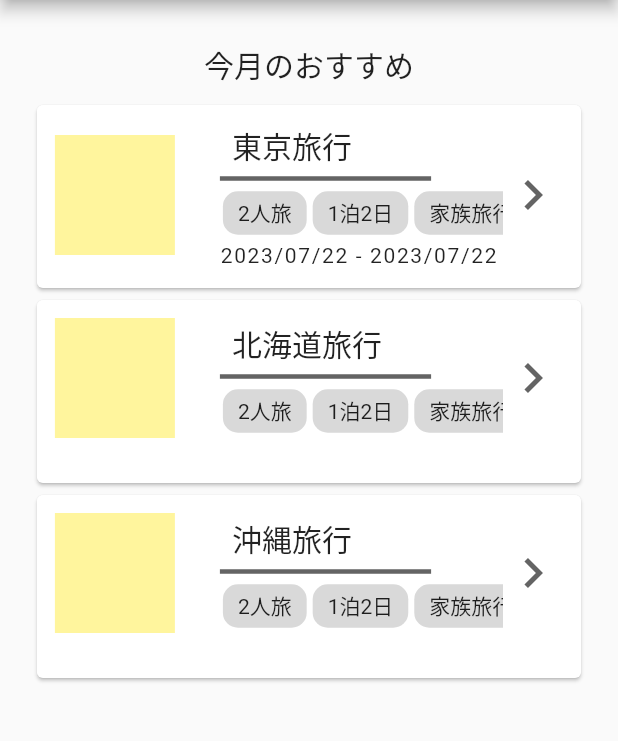
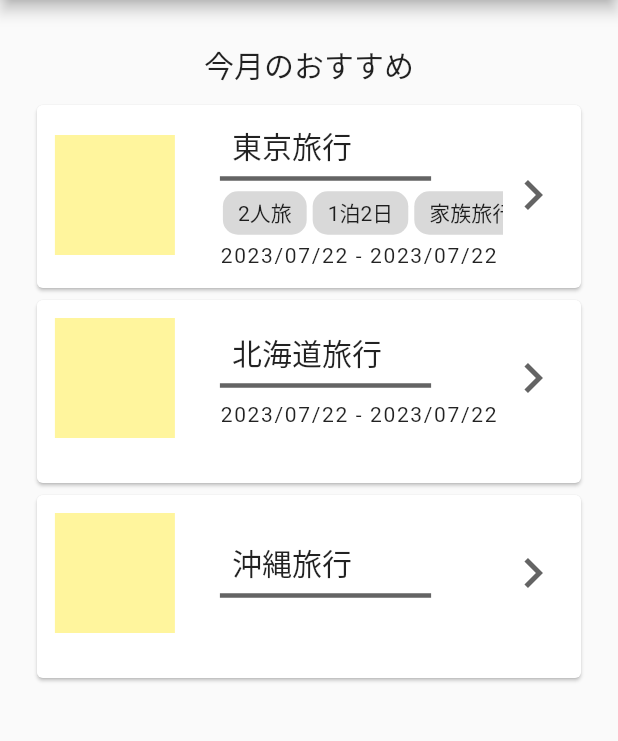
Before and after one commit to shiorioz/manetabi_app, a Flutter app: the screen it shows after launch, on a phone screen of 412 x 824 dp, the part 84-825 px from its top. Run offline on Flutter 3.47's test engine with Material 2 defaults, Android fonts, the phone set to English and light mode, and no system bars; our stand-ins replace shared_preferences; missing offline and left inert: bottom_bar_with_sheet; accounts and stored records are empty; statements that could not run were skipped.

Commit message:
fix: タグ表示を整理

```diff
--- /dev/null
+++ b/lib/controller/home_controller.dart
@@ -0,0 +1,40 @@
+import '../model/post_model.dart';
+
+class HomeController {
+  // テスト用データ
+  final List<PostModel> _post = [
+    PostModel(
+      plan_id: 1,
+      user_id: 1,
+      title: '東京旅行',
+      is_public: false,
+      tags: ['2人旅', '1泊2日', '家族旅行'],
+      created_at: DateTime.now(),
+      updated_at: DateTime.now(),
+      start_date: DateTime.now(),
+      end_date: DateTime.now(),
+    ),
+    PostModel(
+      plan_id: 2,
+      user_id: 2,
+      title: '北海道旅行',
+      is_public: false,
+      created_at: DateTime.now(),
+      updated_at: DateTime.now(),
+      start_date: DateTime.now(),
+      end_date: DateTime.now(),
+    ),
+    PostModel(
+      plan_id: 3,
+      user_id: 3,
+      title: '沖縄旅行',
+      is_public: false,
+      created_at: DateTime.now(),
+      updated_at: DateTime.now(),
+    ),
+  ];
+
+  // TODO: ここにAPI通信を書く
+
+  List<PostModel> get post => _post;
+}
--- a/lib/model/post_model.dart
+++ b/lib/model/post_model.dart
@@ -9,6 +9,7 @@ class PostModel {
   final DateTime? start_date;
   final DateTime? end_date;
   final bool is_public;
+  final List<String>? tags;
   final DateTime created_at;
   final DateTime updated_at;
 
@@ -23,6 +24,7 @@ class PostModel {
     this.start_date,
     this.end_date,
     required this.is_public,
+    this.tags,
     required this.created_at,
     required this.updated_at,
   });
--- a/lib/view/page/home_page.dart
+++ b/lib/view/page/home_page.dart
@@ -2,6 +2,7 @@ import 'package:flutter/material.dart';
 import 'package:intl/intl.dart';
 import 'package:manetabi_app/constant/colors.dart';
 import 'package:manetabi_app/constant/strings.dart';
+import 'package:manetabi_app/controller/home_controller.dart';
 import 'package:manetabi_app/model/post_model.dart';
 
 class HomePage extends StatefulWidget {
@@ -12,35 +13,13 @@ class HomePage extends StatefulWidget {
 }
 
 class _HomePageState extends State<HomePage> {
-  final List<PostModel> _post = [
-    PostModel(
-      plan_id: 1,
-      user_id: 1,
-      title: '東京旅行',
-      is_public: false,
-      created_at: DateTime.now(),
-      updated_at: DateTime.now(),
-      start_date: DateTime.now(),
-      end_date: DateTime.now(),
-    ),
-    PostModel(
-      plan_id: 2,
-      user_id: 2,
-      title: '北海道旅行',
-      is_public: false,
-      created_at: DateTime.now(),
-      updated_at: DateTime.now(),
-    ),
-    PostModel(
-      plan_id: 3,
-      user_id: 3,
-      title: '沖縄旅行',
-      is_public: false,
-      created_at: DateTime.now(),
-      updated_at: DateTime.now(),
-    ),
-  ];
-  final tags = ['2人旅', '1泊2日', '家族旅行'];
+  List<PostModel> _post = [];
+
+  @override
+  void initState() {
+    super.initState();
+    _post = HomeController().post;
+  }
 
   @override
   Widget build(BuildContext context) {
@@ -83,6 +62,7 @@ class _HomePageState extends State<HomePage> {
   // カード（1枚）ウィジェット
   Widget _oneCard(PostModel post) {
     DateFormat dateFormat = DateFormat('yyyy/MM/dd');
+    print(post.start_date.toString() + post.end_date.toString());
 
     return Container(
       height: 130,
@@ -126,37 +106,7 @@ class _HomePageState extends State<HomePage> {
                               height: 14,
                               endIndent: 48),
                           // タグ
-                          SizedBox(
-                            height: 32,
-                            child: ListView.builder(
-                              scrollDirection: Axis.horizontal,
-                              itemCount: tags.length,
-                              itemBuilder: (context, index) {
-                                return Row(
-                                  children: [
-                                    Padding(
-                                      padding: const EdgeInsets.symmetric(
-                                          horizontal: 2.0),
-                                      child: Container(
-                                        decoration: BoxDecoration(
-                                            color: ColorConst.grey,
-                                            borderRadius:
-                                                BorderRadius.circular(10)),
-                                        child: Padding(
-                                          padding: const EdgeInsets.all(2.0),
-                                          child: Padding(
-                                            padding: const EdgeInsets.symmetric(
-                                                horizontal: 8.0, vertical: 2.0),
-                                            child: Text(tags[index]),
-                                          ),
-                                        ),
-                                      ),
-                                    ),
-                                  ],
-                                );
-                              },
-                            ),
-                          ),
+                          _tagsWidget(post, post.tags != null),
                           // 日付
                           Row(
                             children: [
@@ -185,4 +135,41 @@ class _HomePageState extends State<HomePage> {
       ),
     );
   }
+
+  // タグウィジェット
+  Widget _tagsWidget(PostModel post, bool isTagExist) {
+    if (isTagExist) {
+      return SizedBox(
+        height: 32,
+        child: ListView.builder(
+          scrollDirection: Axis.horizontal,
+          itemCount: post.tags!.length,
+          itemBuilder: (context, tagIndex) {
+            return Row(
+              children: [
+                Padding(
+                  padding: const EdgeInsets.symmetric(horizontal: 2.0),
+                  child: Container(
+                    decoration: BoxDecoration(
+                        color: ColorConst.grey,
+                        borderRadius: BorderRadius.circular(10)),
+                    child: Padding(
+                      padding: const EdgeInsets.all(2.0),
+                      child: Padding(
+                        padding: const EdgeInsets.symmetric(
+                            horizontal: 8.0, vertical: 2.0),
+                        child: Text(post.tags![tagIndex]),
+                      ),
+                    ),
+                  ),
+                ),
+              ],
+            );
+          },
+        ),
+      );
+    } else {
+      return const SizedBox();
+    }
+  }
 }
```
